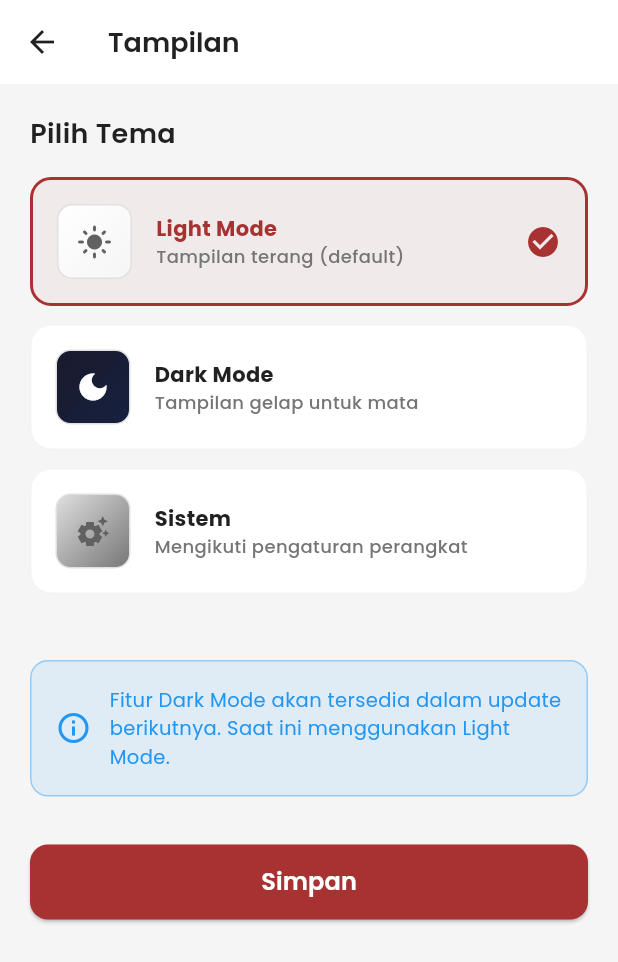
After one commit to ekakamelia/UAS-PAKrofi, a Flutter app: the ThemeSettingsScreen screen opened directly, on a phone screen of 412 x 824 dp. The commit adds this screen. Shown: the top 962 px of the screen. Run offline on Flutter 3.47's test engine with Material 3 defaults, Android fonts, the phone set to English and light mode, and no system bars; our stand-ins replace google_fonts.

Commit message:
Menambahkan 8 mata kuliah di Kelas Saya dan menu Tampilan (Dark Mode) di Pengaturan Profil

```diff
--- a/lib/features/profile/profile_screen.dart
+++ b/lib/features/profile/profile_screen.dart
@@ -10,6 +10,7 @@ import 'package:celeoe/features/settings/settings_notification_screen.dart';
 import 'package:celeoe/features/settings/change_password_screen.dart';
 import 'package:celeoe/features/settings/language_screen.dart';
 import 'package:celeoe/features/settings/help_screen.dart';
+import 'package:celeoe/features/settings/theme_settings_screen.dart';
 import 'package:celeoe/features/profile/edit_profile_screen.dart';
 
 class ProfileScreen extends StatelessWidget {
@@ -220,6 +221,17 @@ class ProfileScreen extends StatelessWidget {
                 ),
                 _buildSettingsTileWithContext(
                   context: context,
+                  icon: Icons.dark_mode_outlined,
+                  title: 'Tampilan (Dark Mode)',
+                  onTap: () {
+                    Navigator.push(
+                      context,
+                      MaterialPageRoute(builder: (context) => const ThemeSettingsScreen()),
+                    );
+                  },
+                ),
+                _buildSettingsTileWithContext(
+                  context: context,
                   icon: Icons.help_outline,
                   title: 'Bantuan',
                   onTap: () {
--- /dev/null
+++ b/lib/features/settings/theme_settings_screen.dart
@@ -0,0 +1,181 @@
+import 'package:flutter/material.dart';
+import 'package:celeoe/core/theme.dart';
+
+class ThemeSettingsScreen extends StatefulWidget {
+  const ThemeSettingsScreen({super.key});
+
+  @override
+  State<ThemeSettingsScreen> createState() => _ThemeSettingsScreenState();
+}
+
+class _ThemeSettingsScreenState extends State<ThemeSettingsScreen> {
+  String _selectedTheme = 'light';
+
+  @override
+  Widget build(BuildContext context) {
+    return Scaffold(
+      appBar: AppBar(
+        title: Text('Tampilan', style: AppTextStyles.title),
+        backgroundColor: Colors.white,
+        elevation: 0,
+        iconTheme: const IconThemeData(color: AppColors.textPrimary),
+      ),
+      backgroundColor: AppColors.background,
+      body: SingleChildScrollView(
+        padding: const EdgeInsets.all(20),
+        child: Column(
+          crossAxisAlignment: CrossAxisAlignment.start,
+          children: [
+            Text('Pilih Tema', style: AppTextStyles.title),
+            const SizedBox(height: 16),
+
+            _buildThemeOption(
+              title: 'Light Mode',
+              subtitle: 'Tampilan terang (default)',
+              icon: Icons.light_mode,
+              value: 'light',
+              colors: [Colors.white, AppColors.background],
+            ),
+
+            _buildThemeOption(
+              title: 'Dark Mode',
+              subtitle: 'Tampilan gelap untuk mata',
+              icon: Icons.dark_mode,
+              value: 'dark',
+              colors: [Color(0xFF1a1a2e), Color(0xFF16213e)],
+            ),
+
+            _buildThemeOption(
+              title: 'Sistem',
+              subtitle: 'Mengikuti pengaturan perangkat',
+              icon: Icons.settings_suggest,
+              value: 'system',
+              colors: [Colors.grey.shade300, Colors.grey.shade600],
+            ),
+
+            const SizedBox(height: 32),
+
+            Container(
+              padding: const EdgeInsets.all(16),
+              decoration: BoxDecoration(
+                color: Colors.blue.withAlpha(25),
+                borderRadius: BorderRadius.circular(12),
+                border: Border.all(color: Colors.blue.withAlpha(100)),
+              ),
+              child: Row(
+                children: [
+                  const Icon(Icons.info_outline, color: Colors.blue),
+                  const SizedBox(width: 12),
+                  Expanded(
+                    child: Text(
+                      'Fitur Dark Mode akan tersedia dalam update berikutnya. Saat ini menggunakan Light Mode.',
+                      style: AppTextStyles.body.copyWith(color: Colors.blue, fontSize: 13),
+                    ),
+                  ),
+                ],
+              ),
+            ),
+
+            const SizedBox(height: 32),
+
+            SizedBox(
+              width: double.infinity,
+              height: 50,
+              child: ElevatedButton(
+                onPressed: () {
+                  ScaffoldMessenger.of(context).showSnackBar(
+                    SnackBar(content: Text('Tema ${_getThemeName(_selectedTheme)} dipilih')),
+                  );
+                  Navigator.pop(context);
+                },
+                style: ElevatedButton.styleFrom(
+                  backgroundColor: AppColors.primary,
+                  foregroundColor: Colors.white,
+                  shape: RoundedRectangleBorder(
+                    borderRadius: BorderRadius.circular(12),
+                  ),
+                ),
+                child: Text('Simpan', style: AppTextStyles.button),
+              ),
+            ),
+          ],
+        ),
+      ),
+    );
+  }
+
+  String _getThemeName(String value) {
+    switch (value) {
+      case 'dark':
+        return 'Dark Mode';
+      case 'system':
+        return 'Sistem';
+      default:
+        return 'Light Mode';
+    }
+  }
+
+  Widget _buildThemeOption({
+    required String title,
+    required String subtitle,
+    required IconData icon,
+    required String value,
+    required List<Color> colors,
+  }) {
+    final isSelected = _selectedTheme == value;
+
+    return InkWell(
+      onTap: () {
+        setState(() => _selectedTheme = value);
+      },
+      child: Container(
+        margin: const EdgeInsets.only(bottom: 12),
+        padding: const EdgeInsets.all(16),
+        decoration: BoxDecoration(
+          color: isSelected ? AppColors.primary.withAlpha(15) : Colors.white,
+          borderRadius: BorderRadius.circular(14),
+          border: Border.all(
+            color: isSelected ? AppColors.primary : AppColors.grey.withAlpha(100),
+            width: isSelected ? 2 : 1,
+          ),
+        ),
+        child: Row(
+          children: [
+            Container(
+              width: 50,
+              height: 50,
+              decoration: BoxDecoration(
+                gradient: LinearGradient(
+                  colors: colors,
+                  begin: Alignment.topLeft,
+                  end: Alignment.bottomRight,
+                ),
+                borderRadius: BorderRadius.circular(10),
+                border: Border.all(color: Colors.grey.shade300),
+              ),
+              child: Icon(icon, color: value == 'dark' ? Colors.white : Colors.grey.shade700),
+            ),
+            const SizedBox(width: 16),
+            Expanded(
+              child: Column(
+                crossAxisAlignment: CrossAxisAlignment.start,
+                children: [
+                  Text(
+                    title,
+                    style: AppTextStyles.body.copyWith(
+                      fontWeight: FontWeight.bold,
+                      color: isSelected ? AppColors.primary : AppColors.textPrimary,
+                    ),
+                  ),
+                  Text(subtitle, style: AppTextStyles.subtitle.copyWith(fontSize: 12)),
+                ],
+              ),
+            ),
+            if (isSelected)
+              Icon(Icons.check_circle, color: AppColors.primary, size: 24),
+          ],
+        ),
+      ),
+    );
+  }
+}
```
Also changed, not shown: lib/core/dummy_data.dart (+76 -49 lines).
